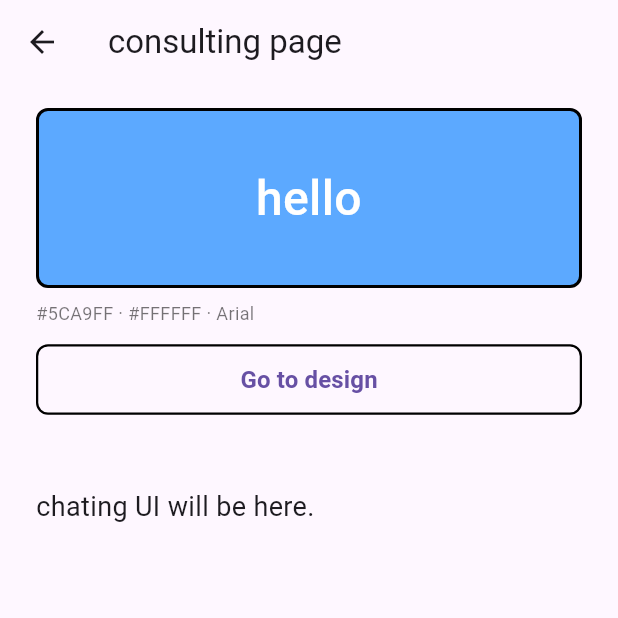
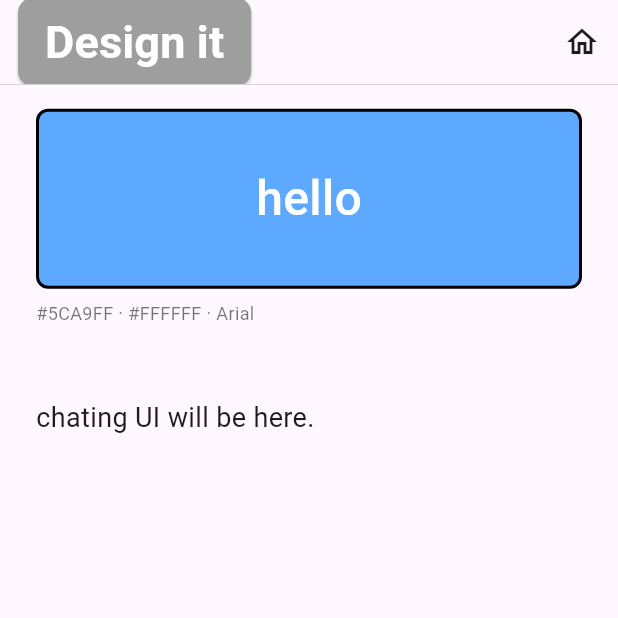
Before and after one commit to maesiltea007/MobileProgramming, a Flutter app: the ConsultingPage screen opened directly with sample values from the repository, on a phone screen of 412 x 824 dp, the top half of it. Run offline on Flutter 3.47's test engine with Material 3 defaults, Android fonts, the phone set to English and light mode, and no system bars; our stand-ins replace camera, cloud_firestore, firebase_auth, firebase_core, hive, hive_flutter; accounts and stored records are empty; Roboto replaces fonts that are missing (Arial).

Commit message:
feat: 아이 씨이이이이ㅣ이이발 이거 하느라 2시간 걸렸네. 컨설팅페이지, 디자인페이지 왔다리갔다리 하는 거 구현. 부득이하게 bottomnavigation에서 컨설팅페이지 제거

```diff
--- a/lib/main.dart
+++ b/lib/main.dart
@@ -9,7 +9,6 @@ import 'screens/kyh/rank_page.dart';
 import 'screens/ljh/scan_page.dart';
 import 'screens/ljh/color_picker_page.dart';
 import 'screens/lji/library_page.dart';
-import 'screens/lji/consulting_page.dart';
 import 'screens/csw/login_page.dart';
 import 'screens/csw/signup_page.dart';
 import 'screens/csw/my_page.dart';
@@ -91,7 +90,6 @@ class _MainNavigatorState extends State<MainNavigator> {
     RankPage(),
     ScanPage(),
     LibraryPage(),
-    ConsultingPage(),
   ];
 
   final List<String> _titles = [
@@ -99,7 +97,6 @@ class _MainNavigatorState extends State<MainNavigator> {
     '랭크',
     '스캔',
     '라이브러리',
-    '컨설팅',
   ];
 
   void _onItemTapped(int index) => setState(() => _selectedIndex = index);
@@ -126,7 +123,6 @@ class _MainNavigatorState extends State<MainNavigator> {
           BottomNavigationBarItem(icon: Icon(Icons.star), label: '랭크'),
           BottomNavigationBarItem(icon: Icon(Icons.camera_alt), label: '스캔'),
           BottomNavigationBarItem(icon: Icon(Icons.library_books), label: '라이브러리'),
-          BottomNavigationBarItem(icon: Icon(Icons.chat), label: '컨설팅'),
         ],
       ),
     );
--- a/lib/screens/lji/consulting_page.dart
+++ b/lib/screens/lji/consulting_page.dart
@@ -21,18 +21,81 @@ class ConsultingPage extends StatelessWidget {
           fontFamily: 'Roboto',
           fontColor: Colors.white,
           backgroundColor: Colors.black,
-          ownerId: 'system',
+          ownerId: 'new',
           createdAt: DateTime.fromMillisecondsSinceEpoch(0),
         );
 
     return Scaffold(
       appBar: AppBar(
-        title: const Text('consulting page'),
+        automaticallyImplyLeading: false,
+        titleSpacing: 0,
+        title: Row(
+          children: [
+            const SizedBox(width: 12),
+
+            // Design it 버튼
+            ElevatedButton(
+              onPressed: () {
+                Navigator.of(context).push(
+                  PageRouteBuilder(
+                    pageBuilder: (_, __, ___) => DesignPage(design: d),
+                    transitionsBuilder: (_, animation, __, child) {
+                      final tween = Tween<Offset>(
+                        begin: const Offset(-1.0, 0.0),
+                        end: Offset.zero,
+                      ).chain(CurveTween(curve: Curves.easeInOut));
+                      return SlideTransition(
+                        position: animation.drive(tween),
+                        child: child,
+                      );
+                    },
+                  ),
+                );
+              },
+              style: ElevatedButton.styleFrom(
+                backgroundColor: Colors.grey,
+                foregroundColor: Colors.white,
+                padding: const EdgeInsets.symmetric(horizontal: 18, vertical: 8),
+                tapTargetSize: MaterialTapTargetSize.shrinkWrap,
+                minimumSize: const Size(0, 0),
+                shape: RoundedRectangleBorder(
+                  borderRadius: BorderRadius.circular(10),
+                ),
+              ),
+              child: const Text(
+                'Design it',
+                style: TextStyle(
+                  fontSize: 30,
+                  fontWeight: FontWeight.w600,
+                ),
+              ),
+            ),
+
+            const Spacer(),
+
+            // 홈 버튼
+            IconButton(
+              icon: const Icon(Icons.home_outlined),
+              onPressed: () {
+                Navigator.of(context).popUntil((route) => route.isFirst);
+              },
+            ),
+          ],
+        ),
+
+        // 아래 구분선
+        bottom: PreferredSize(
+          preferredSize: const Size.fromHeight(0.5),
+          child: Container(
+            height: 0.5,
+            color: Colors.black.withOpacity(0.2),
+          ),
+        ),
       ),
+
       body: Column(
         crossAxisAlignment: CrossAxisAlignment.start,
         children: [
-          // 🔸 프리뷰 (항상 있음)
           Hero(
             tag: 'design-preview-${d.id ?? 'temp'}',
             child: Material(
@@ -44,15 +107,11 @@ class ConsultingPage extends StatelessWidget {
                 decoration: BoxDecoration(
                   color: d.backgroundColor,
                   borderRadius: BorderRadius.circular(8),
-                  border: Border.all(
-                    color: Colors.black,
-                    width: 2,
-                  ),
+                  border: Border.all(color: Colors.black, width: 2),
                 ),
                 child: Center(
                   child: Text(
                     d.text,
-                    textAlign: TextAlign.center,
                     style: TextStyle(
                       fontFamily: d.fontFamily,
                       color: d.fontColor,
@@ -64,59 +123,16 @@ class ConsultingPage extends StatelessWidget {
               ),
             ),
           ),
+
           const SizedBox(height: 8),
 
-          // 🔸 색/폰트 정보
           Padding(
             padding: const EdgeInsets.symmetric(horizontal: 24),
             child: Text(
-              '${_colorToHex(d.backgroundColor)} · ${_colorToHex(d.fontColor)} · ${d.fontFamily}',
+              '${_colorToHex(d.backgroundColor)} · '
+                  '${_colorToHex(d.fontColor)} · '
+                  '${d.fontFamily}',
               style: const TextStyle(fontSize: 12, color: Colors.black54),
-            ),
-          ),
-          const SizedBox(height: 12),
-
-          // 🔸 go to design 버튼
-          Padding(
-            padding: const EdgeInsets.symmetric(horizontal: 24),
-            child: SizedBox(
-              width: double.infinity,
-              child: OutlinedButton(
-                onPressed: () {
-                  Navigator.of(context).push(
-                    PageRouteBuilder(
-                      pageBuilder: (_, __, ___) => DesignPage(design: d),
-                      transitionsBuilder: (_, animation, __, child) {
-                        // 🔥 왼쪽(-1)에서 가운데(0)로 → 왼쪽에서 오른쪽으로 들어오는 효과
-                        final tween = Tween<Offset>(
-                          begin: const Offset(-1.0, 0.0),
-                          end: Offset.zero,
-                        ).chain(
-                          CurveTween(curve: Curves.easeInOut),
-                        );
-                        return SlideTransition(
-                          position: animation.drive(tween),
-                          child: child,
-                        );
-                      },
-                    ),
-                  );
-                },
-                style: OutlinedButton.styleFrom(
-                  side: const BorderSide(color: Colors.black, width: 1.5),
-                  shape: RoundedRectangleBorder(
-                    borderRadius: BorderRadius.circular(8),
-                  ),
-                  padding: const EdgeInsets.symmetric(vertical: 12),
-                ),
-                child: const Text(
-                  'Go to design',
-                  style: TextStyle(
-                    fontSize: 16,
-                    fontWeight: FontWeight.w600,
-                  ),
-                ),
-              ),
             ),
           ),
 
```
Also changed, not shown: lib/screens/lji/design_page.dart (+91 -53 lines).
